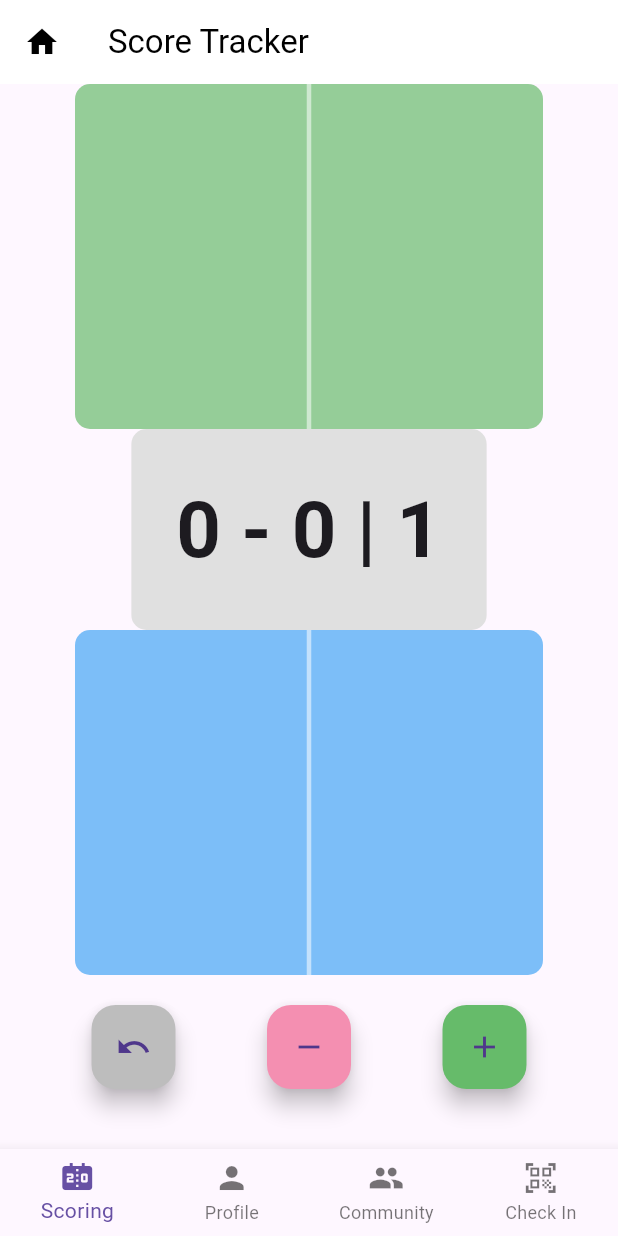
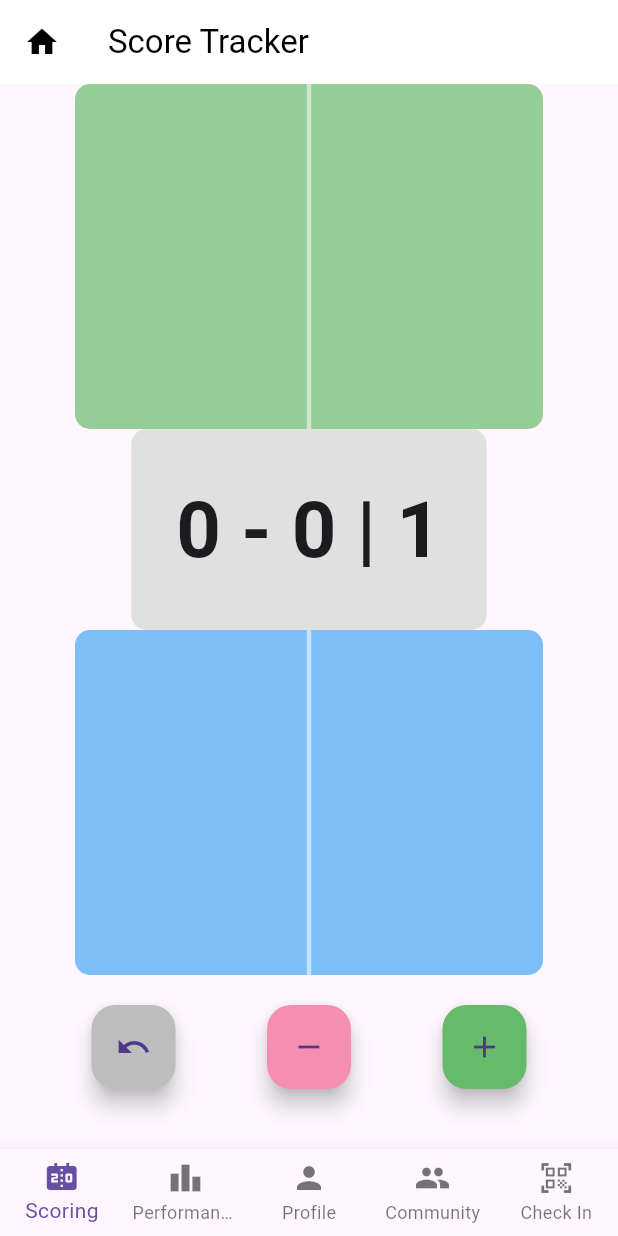
Before and after one commit to Hanzalar/pickle, a Flutter app: the screen it shows after launch, after a tap on the "remove" icon, on a phone screen of 412 x 824 dp. Run offline on Flutter 3.47's test engine with Material 3 defaults, Android fonts, the phone set to English and light mode, and no system bars; generated files the repository leaves out were written again; network calls fail; statements that could not run were skipped.

Commit message:
add performance tab

```diff
--- a/lib/main.dart
+++ b/lib/main.dart
@@ -7,6 +7,8 @@ import 'community_model.dart';
 import 'community_view.dart';
 import 'checkin_model.dart';
 import 'checkin_view.dart';
+import 'performance_model.dart';
+import 'performance_view.dart';
 import 'package:provider/provider.dart';
 
 
@@ -15,6 +17,7 @@ void main() {
     MultiProvider(
       providers: [
         ChangeNotifierProvider(create: (context) => ScoreModel()),
+        ChangeNotifierProvider<PerformanceModel>(create: (context) => PerformanceModel()),
         ChangeNotifierProvider(create: (context) => ProfileModel()),
         ChangeNotifierProvider(create: (context) => CommunityModel()),
         ChangeNotifierProvider(create: (context) => CheckinModel()),
@@ -48,6 +51,7 @@ class _MyAppStateful extends State<MyAppStateful> {
   int _selectedPage = 0;
   final _pageOptions = [
     ScoreView(),
+    PerformanceView(),
     ProfileView(),
     CommunityView(),
     CheckinView(),
@@ -71,6 +75,10 @@ class _MyAppStateful extends State<MyAppStateful> {
             label: 'Scoring',
           ),
           BottomNavigationBarItem(
+            icon: Icon(Icons.leaderboard),
+            label: 'Performance',
+          ),
+          BottomNavigationBarItem(
             icon: Icon(Icons.person),
             label: 'Profile',
           ),
```
